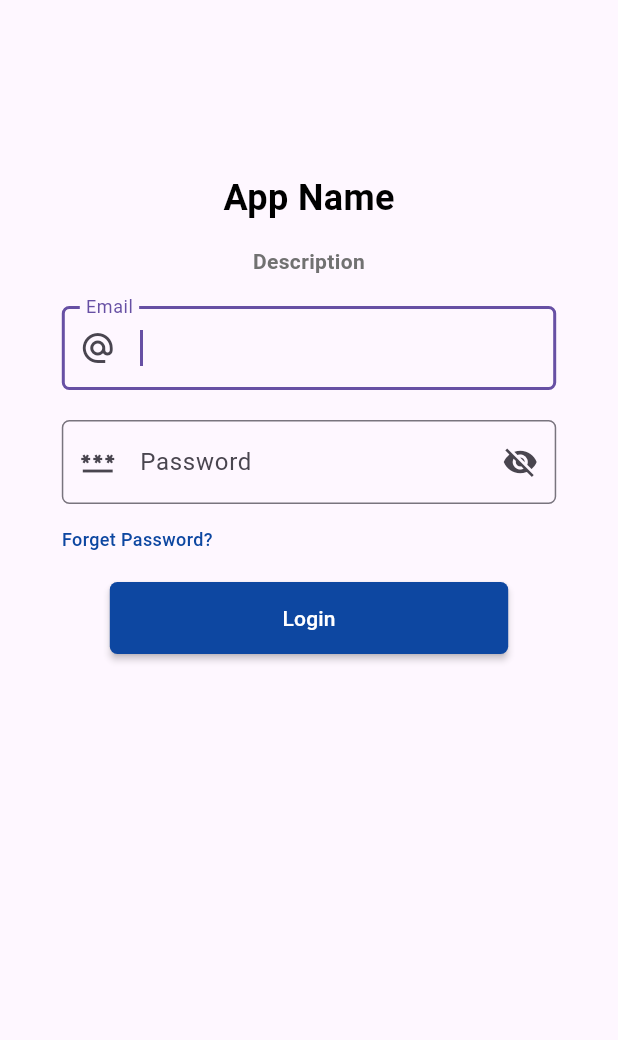
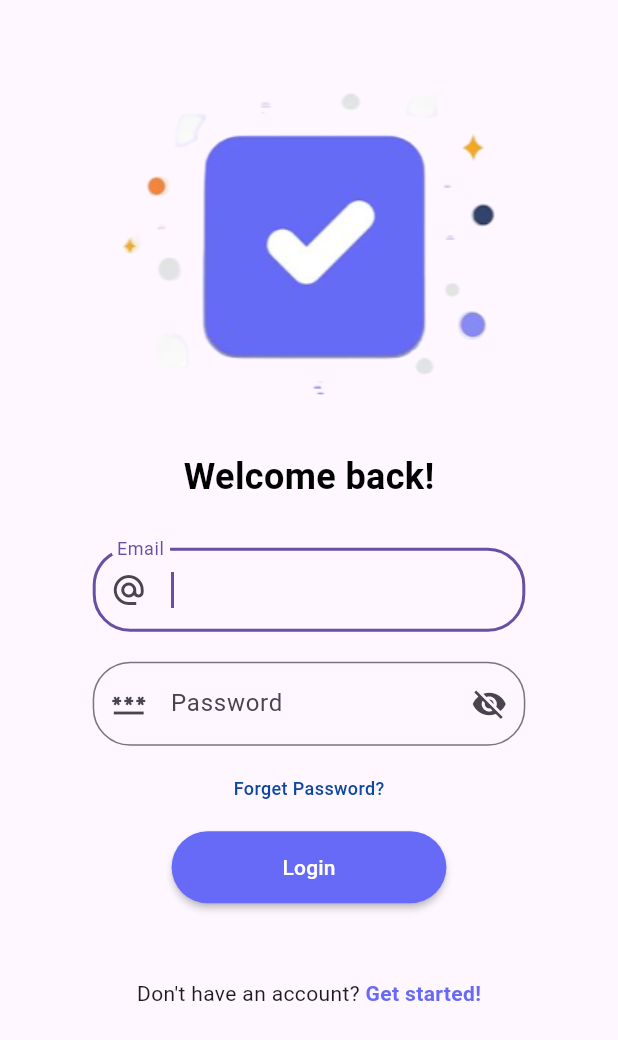
Before and after one commit to Deepak-Kumar-01/TaskManagementApp, a Flutter app: the screen it shows after launch, after a tap on "Login", on a phone screen of 412 x 824 dp. Shown: the top 1040 px of the screen. Run offline on Flutter 3.47's test engine with Material 3 defaults, Android fonts, the phone set to English and light mode, and no system bars; our stand-ins replace cloud_firestore, firebase_auth, firebase_core, flutter_bloc, flutter_phoenix, fluttertoast and 1 more; accounts and stored records are empty; generated files the repository leaves out were written again.

Commit message:
core functionality complete

```diff
--- a/lib/components/authentication/email_authentication.dart
+++ b/lib/components/authentication/email_authentication.dart
@@ -18,6 +18,7 @@ class _UserEmailAuthenticationState extends State<UserEmailAuthentication> {
   final _emailFocusNode = FocusNode();
   final _passwordFocusNode = FocusNode();
   bool _hidePassword = true;
+  bool isSignin = true;
 
   @override
   Widget build(BuildContext context) {
@@ -51,52 +52,30 @@ class _UserEmailAuthenticationState extends State<UserEmailAuthentication> {
                       autovalidateMode: AutovalidateMode.onUserInteraction,
                       child: Column(
                         children: [
-                          const SizedBox(
-                            height: 100,
+                          SizedBox(
+                            height: 10,
                           ),
                           Column(
                             crossAxisAlignment: CrossAxisAlignment.center,
                             children: [
-                              // Image.asset(
-                              //   Theme.of(context).brightness == Brightness.dark
-                              //       ? "assets/logo/logo-dark-mode.png"
-                              //       : "assets/logo/logo-light-mode.png",
-                              //   height: 70,
-                              // ),
-                              const SizedBox(
-                                height: 15,
+                              Image.asset(
+                                "assets/welcome_img.png",
                               ),
                               Text(
-                                'App Name',
+                                isSignin
+                                    ? "Welcome back!"
+                                    : "Let's get started!",
                                 style: TextStyle(
                                     fontSize: 24,
                                     fontWeight: FontWeight.bold,
-                                    color: Theme.of(context).brightness ==
-                                            Brightness.dark
-                                        ? Colors.white
-                                        : Colors.black),
+                                    color: Colors.black),
                               ),
                               const SizedBox(
-                                height: 15,
-                              ),
-                              Text(
-                                'Description',
-                                textAlign: TextAlign.center,
-                                style: TextStyle(
-                                  fontSize: 14,
-                                  color: Theme.of(context).brightness ==
-                                          Brightness.dark
-                                      ? Colors.yellow[300]
-                                      : const Color(0xff717171),
-                                  fontWeight: FontWeight.w600,
-                                ),
-                              ),
-                              const SizedBox(
-                                height: 20,
+                                height: 30,
                               ),
                               //Email
                               SizedBox(
-                                width: MediaQuery.of(context).size.width * 0.8,
+                                width: MediaQuery.of(context).size.width * 0.7,
                                 child: TextFormField(
                                   focusNode: _emailFocusNode,
                                   validator: _emailValidation,
@@ -104,7 +83,7 @@ class _UserEmailAuthenticationState extends State<UserEmailAuthentication> {
                                     labelText: "Email",
                                     border: OutlineInputBorder(
                                         borderRadius: BorderRadius.all(
-                                            Radius.circular(5))),
+                                            Radius.circular(25))),
                                     prefixIcon: Icon(Icons.alternate_email),
                                   ),
                                   keyboardType: TextInputType.emailAddress,
@@ -119,14 +98,14 @@ class _UserEmailAuthenticationState extends State<UserEmailAuthentication> {
                               const SizedBox(height: 20),
                               //Password
                               SizedBox(
-                                width: MediaQuery.of(context).size.width * 0.8,
+                                width: MediaQuery.of(context).size.width * 0.7,
                                 child: TextFormField(
                                   focusNode: _passwordFocusNode,
                                   decoration: InputDecoration(
                                     labelText: "Password",
                                     border: const OutlineInputBorder(
                                         borderRadius: BorderRadius.all(
-                                            Radius.circular(5))),
+                                            Radius.circular(25))),
                                     prefixIcon: Icon(Icons.password_sharp),
                                     suffixIcon: IconButton(
                                         onPressed: () {
@@ -144,11 +123,9 @@ class _UserEmailAuthenticationState extends State<UserEmailAuthentication> {
                                   textInputAction: TextInputAction.next,
                                 ),
                               ),
-                              const SizedBox(height: 15),
-                              //Terms and Condition
+                              const SizedBox(height: 20),
                               Row(
-                                mainAxisAlignment:
-                                    MainAxisAlignment.spaceBetween,
+                                mainAxisAlignment: MainAxisAlignment.center,
                                 children: [
                                   InkWell(
                                     onTap: () async {
@@ -164,14 +141,11 @@ class _UserEmailAuthenticationState extends State<UserEmailAuthentication> {
                                       }
                                     },
                                     child: Text(
-                                      'Forget Password?',
+                                      isSignin ? "Forget Password?" : "",
                                       style: TextStyle(
                                           fontSize: 12,
                                           fontWeight: FontWeight.w500,
-                                          color: Theme.of(context).brightness ==
-                                                  Brightness.dark
-                                              ? Colors.white
-                                              : Colors.blue[900]),
+                                          color: Colors.blue[900]),
                                     ),
                                   ),
                                 ],
@@ -183,34 +157,56 @@ class _UserEmailAuthenticationState extends State<UserEmailAuthentication> {
                                 child: Container(
                                   padding: const EdgeInsets.only(
                                       left: 32, right: 32),
-                                  width: MediaQuery.of(context).size.width,
+                                  width:
+                                      MediaQuery.of(context).size.width * 0.6,
                                   child: ElevatedButton(
                                     onPressed: () {
                                       _handleOnPressed(context);
                                     },
                                     style: ElevatedButton.styleFrom(
-                                      backgroundColor:
-                                          Theme.of(context).brightness ==
-                                                  Brightness.dark
-                                              ? Colors.white
-                                              : Colors.blue[900],
+                                      backgroundColor: const Color(0xff666af6),
                                       minimumSize: const Size(64, 48),
                                       elevation: 2,
                                       shape: RoundedRectangleBorder(
-                                        borderRadius: BorderRadius.circular(5),
+                                        borderRadius: BorderRadius.circular(30),
                                       ),
                                     ),
                                     child: Text(
-                                      "Login",
-                                      style: TextStyle(
-                                          color: Theme.of(context).brightness ==
-                                                  Brightness.dark
-                                              ? Colors.black
-                                              : Colors.white),
+                                      isSignin ? "Login" : "Signup",
+                                      style: TextStyle(color: Colors.white),
                                     ),
                                   ),
                                 ),
                               ),
+                              SizedBox(
+                                height: 50,
+                              ),
+                              // Resend option
+                              Row(
+                                mainAxisAlignment: MainAxisAlignment.center,
+                                children: [
+                                  Text(!isSignin
+                                      ? "Already have an account? "
+                                      : "Don't have an account? "),
+                                  GestureDetector(
+                                    onTap: () {
+                                      setState(() {
+                                        isSignin = !isSignin;
+                                      });
+                                    },
+                                    child: Text(
+                                      !isSignin ? "Log in" : "Get started!",
+                                      style: TextStyle(
+                                        color: const Color(0xff666af6),
+                                        fontWeight: FontWeight.bold,
+                                      ),
+                                    ),
+                                  ),
+                                ],
+                              ),
+                              SizedBox(
+                                height: 20,
+                              )
                             ],
                           ),
                           const SizedBox(height: 16),
@@ -224,18 +220,16 @@ class _UserEmailAuthenticationState extends State<UserEmailAuthentication> {
               body: Column(
                 mainAxisAlignment: MainAxisAlignment.center,
                 children: [
-                  const Text("Authenticating, please wait"),
+                  Text(isSignin
+                      ? "Authenticating, please wait"
+                      : "Registering, please wait..."),
                   const SizedBox(
                     height: 20,
                   ),
                   Center(
-                    child: Theme.of(context).brightness == Brightness.dark
-                        ? const CircularProgressIndicator(
-                            color: Colors.white,
-                          )
-                        : CircularProgressIndicator(
-                            color: Colors.blue[900],
-                          ),
+                    child: CircularProgressIndicator(
+                      color: const Color(0xff666af6),
+                    ),
                   )
                 ],
               ),
@@ -281,6 +275,7 @@ class _UserEmailAuthenticationState extends State<UserEmailAuthentication> {
     }
     BlocProvider.of<EmailAuthBloc>(context).add(OnAuthenticationClicked(
         email: _emailController.text.toLowerCase(),
-        password: _passwordController.text));
+        password: _passwordController.text,
+        isSignin: isSignin));
   }
 }
--- a/lib/components/authentication/email_authentication_bloc.dart
+++ b/lib/components/authentication/email_authentication_bloc.dart
@@ -11,7 +11,8 @@ class OnLoadEmailAuth extends EmailAuthEvent {}
 class OnAuthenticationClicked extends EmailAuthEvent {
   final String email;
   final String password;
-  OnAuthenticationClicked({required this.email, required this.password});
+  final bool isSignin;
+  OnAuthenticationClicked({required this.email, required this.password,required this.isSignin});
 }
 
 class OnResetLinkSent extends EmailAuthEvent {
@@ -41,9 +42,13 @@ class EmailAuthBloc extends Bloc<EmailAuthEvent, EmailAuthState> {
     on<OnLoadEmailAuth>((event, emit) async {
       emit(EmailAuthLoaded());
     });
+
     on<OnAuthenticationClicked>((event, emit) async {
       emit(EmailAuthLoading());
       try {
+        if(!event.isSignin){
+          await FirebaseAuth.instance.createUserWithEmailAndPassword(email: event.email, password: event.password);
+        }
         final auth = await FirebaseAuth.instance.signInWithEmailAndPassword(
             email: event.email, password: event.password);
         final user = auth.user;
--- a/lib/components/home/home.dart
+++ b/lib/components/home/home.dart
@@ -22,18 +22,6 @@ class Home extends StatefulWidget {
 class _HomeState extends State<Home> {
   @override
   Widget build(BuildContext context) {
-    final List<Map<String, dynamic>> tabs = [
-      {
-        'icon1': "assets/dashboard_icons/icons8-home.png",
-        'icon2': "assets/dashboard_icons/icons8-home-grey.png",
-        'label': 'Home'
-      },
-      {
-        'icon1': "assets/dashboard_icons/icons8-order-history.png",
-        'icon2': "assets/dashboard_icons/icons8-order-history-grey.png",
-        'label': 'History '
-      },
-    ];
     final List<Widget> children = [MyTask(), TaskCalendar()];
     return BlocProvider(
       create: (context) =>
@@ -170,13 +158,9 @@ class _HomeState extends State<Home> {
                   height: 20,
                 ),
                 Center(
-                  child: Theme.of(context).brightness == Brightness.dark
-                      ? const CircularProgressIndicator(
-                          color: Colors.white,
-                        )
-                      : CircularProgressIndicator(
-                          color: Colors.blue[900],
-                        ),
+                  child: CircularProgressIndicator(
+                    color: const Color(0xff666af6),
+                  ),
                 )
               ],
             ),
@@ -185,11 +169,13 @@ class _HomeState extends State<Home> {
       ),
     );
   }
+
   _handleLogout(BuildContext context) async {
     await PrefManager.db.clearAll();
     await FirebaseAuth.instance.signOut();
     Phoenix.rebirth(context);
   }
+
   void _showBottomSheet(BuildContext context) {
     showModalBottomSheet(
       context: context,
--- a/lib/components/home/home_bloc.dart
+++ b/lib/components/home/home_bloc.dart
@@ -55,6 +55,7 @@ class HomeBloc extends Bloc<HomeEvent, HomeState> {
       emit(AuthenticationSuccess());
       emit(HomeTabSelected(0));
     });
+
     on<OnHomeTabPressed>((event,emit)async{
       emit(HomeTabSelected(event.tabPosition));
     });
--- a/lib/components/my_task/add_task.dart
+++ b/lib/components/my_task/add_task.dart
@@ -1,8 +1,10 @@
 import 'package:flutter/material.dart';
+import 'package:intl/intl.dart';
 import 'package:taskmanagementapp/utils/firebase_utils.dart';
 
 import '../../utils/utils.dart';
 import '../home/home.dart';
+
 class AddTaskContent extends StatefulWidget {
   @override
   State<AddTaskContent> createState() => _AddTaskContentState();
@@ -12,20 +14,19 @@ class _AddTaskContentState extends State<AddTaskContent> {
   final TextEditingController _titleController = TextEditingController();
   final TextEditingController _descController = TextEditingController();
   late DateTime? pickedDate;
-  late String taskPriority="";
+  late String taskPriority = "";
 
   @override
   Widget build(BuildContext context) {
     return Padding(
-      padding:
-      const EdgeInsets.symmetric(horizontal: 16.0).copyWith(
-          top: 20, bottom: 40),
+      padding: const EdgeInsets.symmetric(horizontal: 16.0)
+          .copyWith(top: 20, bottom: 40),
       child: Column(
         mainAxisSize: MainAxisSize.min,
         children: [
           Row(
             children: [
-              Text("What would you like to do? ${taskPriority}",
+              Text("What would you like to do?",
                   style: TextStyle(fontWeight: FontWeight.bold)),
               Spacer(),
               IconButton(
@@ -52,16 +53,20 @@ class _AddTaskContentState extends State<AddTaskContent> {
           Row(
             children: [
               IconButton(
-                  icon: Icon(Icons.calendar_today_outlined), onPressed: ()async  {
+                  icon: Icon(Icons.calendar_today_outlined),
+                  onPressed: () async {
                     pickedDate = await showDatePicker(
                       context: context,
                       initialDate: DateTime.now(), // current date
-                  firstDate: DateTime(2000),   // earliest date allowed
-                  lastDate: DateTime(2100),    // latest date allowed
+                      firstDate: DateTime(2000), // earliest date allowed
+                      lastDate: DateTime(2100), // latest date allowed
                     );
                     if (pickedDate != null) {
-                  print("Selected date: ${pickedDate}");
-                  // You can also update a controller or state variable here
+                      Utils.showSuccessToast(
+                          "Date picked: ${DateFormat('d MMM').format(pickedDate!)}",
+                          context);
+                    } else {
+                      Utils.showErrorToast("Date not Picked", context);
                     }
                   }),
               IconButton(
@@ -79,8 +84,14 @@ class _AddTaskContentState extends State<AddTaskContent> {
                               leading: Icon(Icons.flag),
                               title: Text(priority),
                               onTap: () {
-                                taskPriority=priority;
-                                print("Selected Priority: $priority");
+                                taskPriority = priority;
+                                if (taskPriority.isNotEmpty) {
+                                  Utils.showSuccessToast(
+                                      "Priority: ${taskPriority}", context);
+                                } else {
+                                  Utils.showErrorToast(
+                                      "Pick Priority", context);
+                                }
                                 Navigator.pop(context); // Close dialog
                               },
                             );
@@ -93,29 +104,32 @@ class _AddTaskContentState extends State<AddTaskContent> {
               ),
               Spacer(),
               ElevatedButton(
-                onPressed: () async{
+                onPressed: () async {
                   Utils.showLoadingDialog(context);
-                  await FirebaseUtils.uploadAddedTask(_titleController.text, _descController.text, pickedDate!, taskPriority);
+                  await FirebaseUtils.uploadAddedTask(_titleController.text,
+                      _descController.text, pickedDate!, taskPriority);
                   Navigator.of(context).pushAndRemoveUntil(
                       MaterialPageRoute(
                         builder: (context) => const Home(),
                       ),
                       (Route<dynamic> route) => false);
-
                 },
                 style: ElevatedButton.styleFrom(
                     shape: CircleBorder(),
                     padding: EdgeInsets.all(12),
-                  backgroundColor: const Color(0xff666af6)
+                    backgroundColor: const Color(0xff666af6)),
+                child: Icon(
+                  Icons.arrow_upward,
+                  color: Colors.white,
                 ),
-                child: Icon(Icons.arrow_upward,color: Colors.white,),
               )
             ],
           ),
-          SizedBox(height: 50,)
+          SizedBox(
+            height: 50,
+          )
         ],
       ),
     );
   }
-
 }
--- a/lib/components/task_calendar/task_calendar.dart
+++ b/lib/components/task_calendar/task_calendar.dart
@@ -4,6 +4,6 @@ class TaskCalendar extends StatelessWidget {
 
   @override
   Widget build(BuildContext context) {
-    return Text("Task Calendar");
+    return Center(child: Text("Task Calendar"));
   }
 }
--- a/lib/my_app.dart
+++ b/lib/my_app.dart
@@ -8,7 +8,7 @@ class MyApp extends StatelessWidget {
   Widget build(BuildContext context) {
     return MaterialApp(
       debugShowCheckedModeBanner: false,
-      home: Home() ,
+      home: Home(isFirstTime: true,) ,
     );
   }
 }
--- a/lib/widgets/splash_screen.dart
+++ b/lib/widgets/splash_screen.dart
@@ -1,20 +1,48 @@
 import 'package:flutter/material.dart';
 
-class SplashScreen extends StatelessWidget{
+class SplashScreen extends StatelessWidget {
   const SplashScreen({super.key});
 
   @override
   Widget build(BuildContext context) {
     return Scaffold(
-      body:  Center(child: Text("WhatBytes",style: TextStyle(color: Theme.of(context).brightness == Brightness.dark
-          ? Colors.white // Use white for dark mode
-          : Color(0xff191919), // Use black for light mode
-
-      fontSize: 32,
-      fontWeight: FontWeight.bold,
-      // letterSpacing: MediaQuery.of(context).size.width * 0.04
-      ),
-      )),
-    );
+        body: Stack(
+      children: [
+        Padding(
+          padding: EdgeInsets.fromLTRB(0, 100, 0, 0),
+          child: SizedBox.expand(
+            child: Align(
+              alignment: Alignment.centerLeft,
+              child: Column(
+                children: [
+                  Image.asset("assets/welcome_img.png"),
+                  Text(
+                    "Get things done.",
+                    style: TextStyle(fontSize: 28, fontWeight: FontWeight.bold),
+                  ),
+                  Text(
+                    "Your tasks, your timeline, your control.",
+                    style: TextStyle(
+                      fontSize: 16,
+                      fontWeight: FontWeight.w500
+                    ),
+                  )
+                ],
+              ),
+            ),
+          ),
+        ),
+        Positioned(
+          bottom: -100,
+          right: -100,
+          child: Container(
+            height: 250,
+            width: 250,
+            decoration: BoxDecoration(
+                color: const Color(0xff666af6), shape: BoxShape.circle),
+          ),
+        )
+      ],
+    ));
   }
 }
--- a/pubspec.yaml
+++ b/pubspec.yaml
@@ -66,8 +66,9 @@ flutter:
   uses-material-design: true
 
   # To add assets to your application, add an assets section, like this:
-#  assets:
-  #   - images/a_dot_burr.jpeg
+  assets:
+    - assets/welcome_img.png
+#     - images/a_dot_burr.jpeg
   #   - images/a_dot_ham.jpeg
 
   # An image asset can refer to one or more resolution-specific "variants", see
```
Also changed, not shown: assets/welcome_img.png (added). Lines whose indentation alone changed are shown as unchanged.
